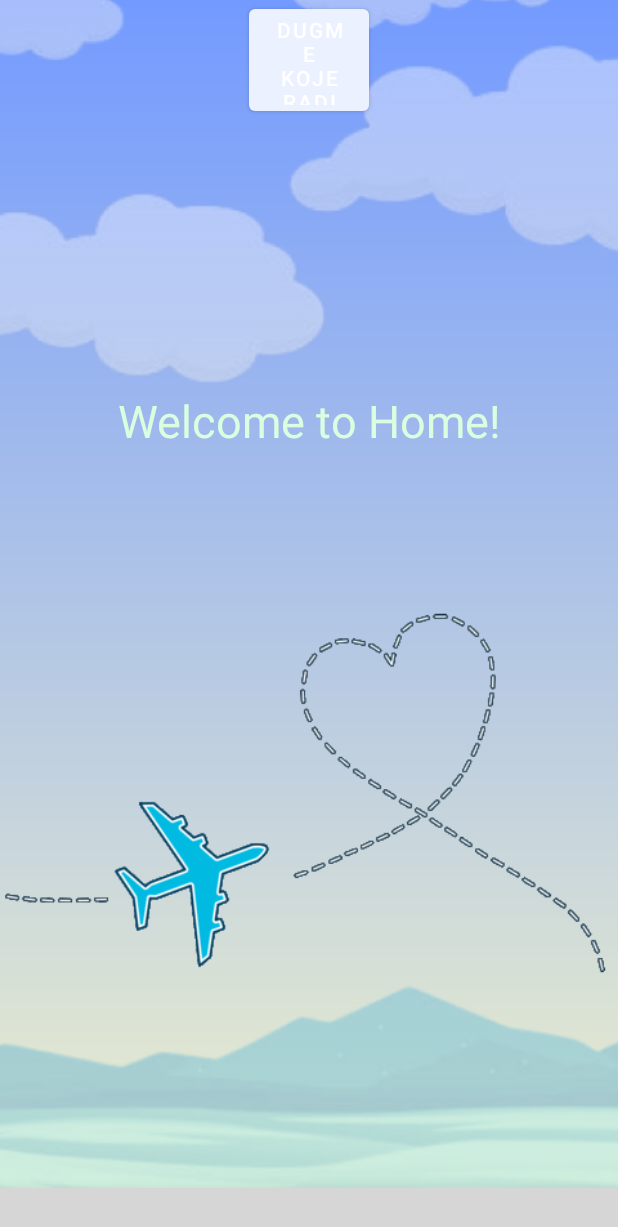
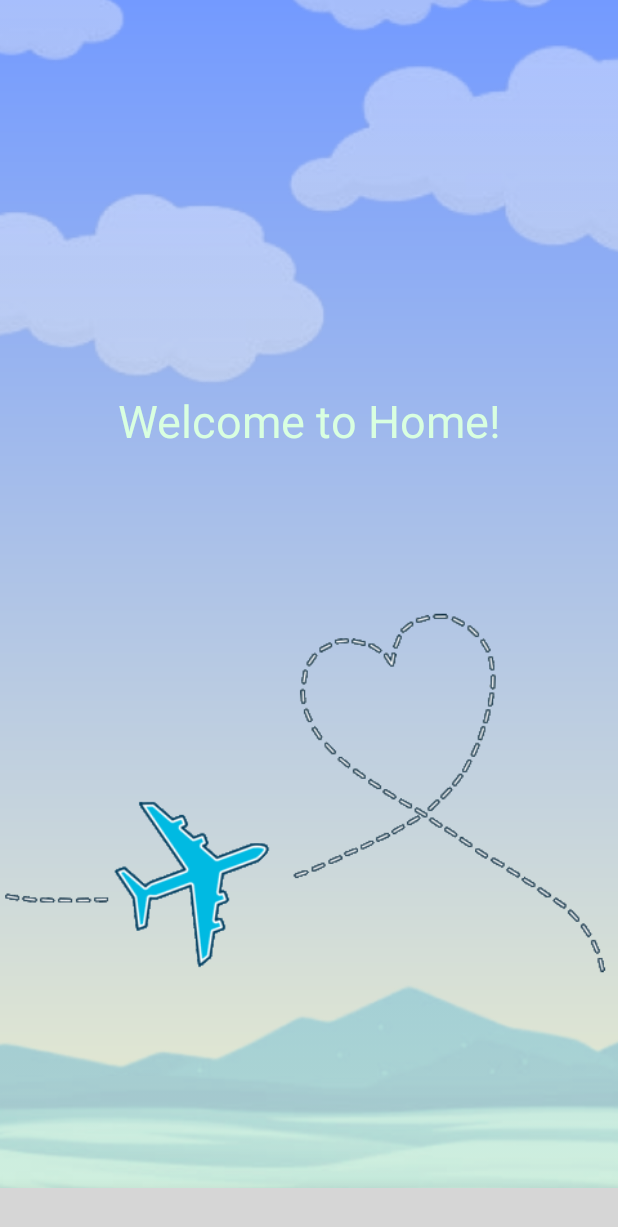
Before and after one commit to Andjelko20/BrzoDoLokacije, an Android app: the MainActivity screen opened directly, with no data from a screen before it, on a phone screen of 412 x 824 dp. Shown: the top 1227 px of the screen. Run offline under Robolectric (Android 15) with nearby library versions, the phone set to English and light mode, and no system bars; libraries missing offline, so code that uses them is left out: io.ak1; plain views replace BubbleTabBar; 1 statement that could not run was skipped; grey boxes are pictures that could not be loaded.

Commit message:
#21 Uspesno implementiran logout preko dugmeta iz Profile fragmenta

```diff
--- a/src/application/app/src/main/java/com/example/brzodolokacije/MainActivity.kt
+++ b/src/application/app/src/main/java/com/example/brzodolokacije/MainActivity.kt
@@ -32,10 +32,6 @@ class MainActivity : AppCompatActivity() {
         binding = ActivityMainBinding.inflate(layoutInflater)
         setContentView(binding.root)
 
-        dugmence.setOnClickListener{
-            logOut()
-        }
-
         replaceFragment(HomeFragment())
 
         bubbleTabBar.addBubbleListener(object : OnBubbleClickListener{
@@ -62,7 +58,7 @@ class MainActivity : AppCompatActivity() {
         fragmentTransaction.commit()
     }
 
-    private fun logOut()
+    fun logOut()
     {
         val sessionManager = SessionManager(this)
         val retrofit = Client.buildService(Api::class.java)
--- a/src/application/app/src/main/java/com/example/brzodolokacije/fragments/ProfileFragment.kt
+++ b/src/application/app/src/main/java/com/example/brzodolokacije/fragments/ProfileFragment.kt
@@ -12,6 +12,7 @@ import android.widget.Toast
 import com.example.brzodolokacije.API.Api
 import com.example.brzodolokacije.Client.Client
 import com.example.brzodolokacije.LoginActivity
+import com.example.brzodolokacije.MainActivity
 import com.example.brzodolokacije.Managers.SessionManager
 import com.example.brzodolokacije.Models.DefaultResponse
 import com.example.brzodolokacije.R
@@ -57,7 +58,8 @@ class ProfileFragment : Fragment() {
         super.onViewCreated(view, savedInstanceState)
         val button = view.findViewById<Button>(R.id.logoutButton)
         button.setOnClickListener { view ->
-            Log.d("btnLogout", "Selected")
+            val mainActivity = activity as MainActivity
+            mainActivity.logOut()
         }
     }
 
--- a/src/application/app/src/main/res/layout/activity_main.xml
+++ b/src/application/app/src/main/res/layout/activity_main.xml
@@ -7,14 +7,6 @@
     android:layout_centerHorizontal="true"
     tools:context=".MainActivity"
     android:background="@drawable/loginregisterstyle">
-    <Button
-        android:id="@+id/dugmence"
-        android:layout_width="80dp"
-        android:layout_height="80dp"
-        android:text="Dugme koje radi nesto"
-        app:layout_constraintEnd_toEndOf="parent"
-        app:layout_constraintStart_toStartOf="parent"
-        app:layout_constraintTop_toTopOf="parent" />
 
     <FrameLayout
         android:id="@+id/fragment_container"
```
Also changed, not shown: 2 other files.
